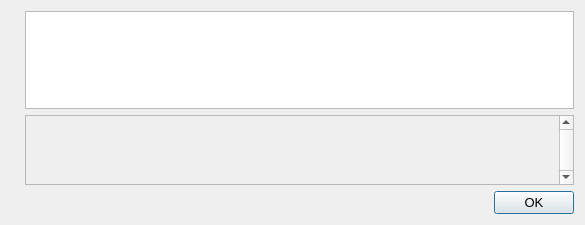
First picture: the form in qt/forms/helpmessagedialog.ui, repository Ratstang/Test-QT, before the edit.
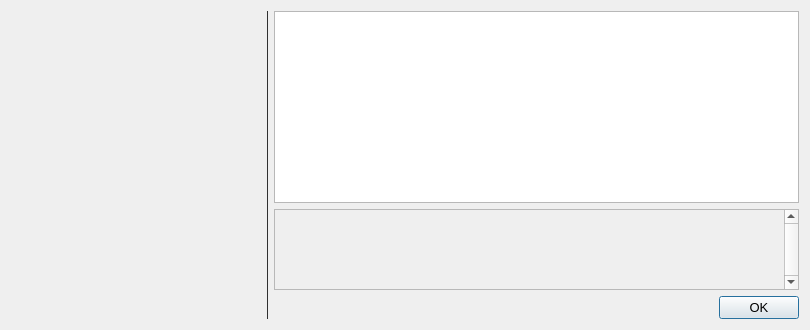
Second picture: the form after the edit. Icons and pictures are not drawn.

The edit to the form file:
```diff
--- a/qt/forms/helpmessagedialog.ui
+++ b/qt/forms/helpmessagedialog.ui
@@ -6,10 +6,16 @@
    <rect>
     <x>0</x>
     <y>0</y>
-    <width>585</width>
-    <height>225</height>
+    <width>810</width>
+    <height>330</height>
    </rect>
   </property>
+  <property name="minimumSize">
+   <size>
+    <width>810</width>
+    <height>330</height>
+   </size>
+  </property>
   <property name="font">
    <font>
     <pointsize>10</pointsize>
@@ -20,22 +26,85 @@
   </property>
   <layout class="QHBoxLayout" name="horizontalLayout_2">
    <item>
-    <widget class="QLabel" name="graphic">
-     <property name="sizePolicy">
-      <sizepolicy hsizetype="Preferred" vsizetype="Ignored">
-       <horstretch>0</horstretch>
-       <verstretch>0</verstretch>
-      </sizepolicy>
+    <layout class="QVBoxLayout" name="verticalLayout_3">
+     <item>
+      <widget class="QLabel" name="graphic">
+       <property name="sizePolicy">
+        <sizepolicy hsizetype="Fixed" vsizetype="Ignored">
+         <horstretch>0</horstretch>
+         <verstretch>0</verstretch>
+        </sizepolicy>
+       </property>
+       <property name="minimumSize">
+        <size>
+         <width>250</width>
+         <height>250</height>
+        </size>
+       </property>
+       <property name="maximumSize">
+        <size>
+         <width>250</width>
+         <height>250</height>
+        </size>
+       </property>
+       <property name="pixmap">
+        <pixmap resource="../lobstex.qrc">:/images/header</pixmap>
+       </property>
+      </widget>
+     </item>
+     <item>
+      <spacer name="verticalSpacer">
+       <property name="orientation">
+        <enum>Qt::Vertical</enum>
+       </property>
+       <property name="sizeType">
+        <enum>QSizePolicy::Minimum</enum>
+       </property>
+       <property name="sizeHint" stdset="0">
+        <size>
+         <width>20</width>
+         <height>50</height>
+        </size>
+       </property>
+      </spacer>
+     </item>
+    </layout>
+   </item>
+   <item>
+    <widget class="Line" name="line">
+     <property name="minimumSize">
+      <size>
+       <width>1</width>
+       <height>1</height>
+      </size>
      </property>
-     <property name="pixmap">
-      <pixmap resource="../genesisx.qrc">:/images/about</pixmap>
+     <property name="maximumSize">
+      <size>
+       <width>1</width>
+       <height>1989</height>
+      </size>
+     </property>
+     <property name="styleSheet">
+      <string notr="true">border:1px solid; border-color:#303030; </string>
+     </property>
+     <property name="orientation">
+      <enum>Qt::Vertical</enum>
      </property>
     </widget>
    </item>
    <item>
     <layout class="QVBoxLayout" name="verticalLayout">
+     <property name="sizeConstraint">
+      <enum>QLayout::SetDefaultConstraint</enum>
+     </property>
      <item>
       <widget class="QTextEdit" name="helpMessage">
+       <property name="minimumSize">
+        <size>
+         <width>515</width>
+         <height>0</height>
+        </size>
+       </property>
        <property name="readOnly">
         <bool>true</bool>
        </property>
@@ -54,8 +123,8 @@
          <rect>
           <x>0</x>
           <y>0</y>
-          <width>447</width>
-          <height>68</height>
+          <width>509</width>
+          <height>79</height>
          </rect>
         </property>
         <layout class="QVBoxLayout" name="verticalLayout_2">
```
Left out of the diff: 6 changed lines with no effect on the pictures.
